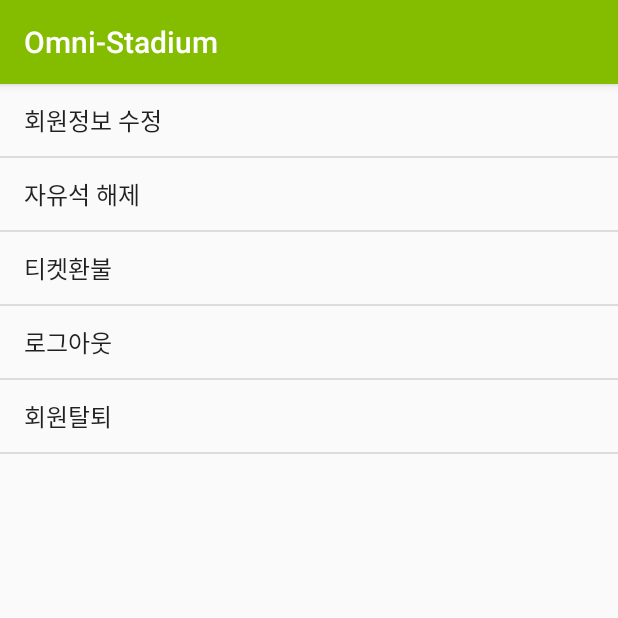
After one commit to MeteorSis/Omni-Stadium--Android, an Android app: the MyPageActivity screen opened directly, with no data from a screen before it, on a phone screen of 412 x 824 dp, the top half of it. The commit adds this screen. Run offline under Robolectric (Android 15) with nearby library versions, the phone set to English and light mode, and no system bars.

Commit message:
make MyPageActivity

```diff
--- a/app/src/main/AndroidManifest.xml
+++ b/app/src/main/AndroidManifest.xml
@@ -68,7 +68,8 @@
             android:screenOrientation="portrait" />
         <activity android:name=".ReservActivity" />
         <activity android:name=".DetailReservActivity" />
-        <activity android:name=".ChickenActivity"></activity>
+        <activity android:name=".ChickenActivity" />
+        <activity android:name=".MyPageActivity" />
     </application>
 
 </manifest>
--- /dev/null
+++ b/app/src/main/java/skhu/cse/network/omni_stadium/MyPageActivity.java
@@ -0,0 +1,36 @@
+package skhu.cse.network.omni_stadium;
+
+import android.support.v7.app.AppCompatActivity;
+import android.os.Bundle;
+import android.view.View;
+import android.widget.AdapterView;
+import android.widget.ArrayAdapter;
+import android.widget.ListView;
+
+public class MyPageActivity extends AppCompatActivity {
+
+    @Override
+    protected void onCreate(Bundle savedInstanceState) {
+        super.onCreate(savedInstanceState);
+        setContentView(R.layout.activity_my_page);
+
+        String[] values = {"회원정보 수정", "자유석 해제", "티켓환불", "로그아웃", "회원탈퇴"};
+
+        ListView lvMyPage = (ListView)findViewById(R.id.lvMyPage);
+
+        ArrayAdapter<String> adapter = new ArrayAdapter<String>(this, android.R.layout.simple_list_item_1, values);
+        lvMyPage.setAdapter(adapter);
+
+        lvMyPage.setOnItemClickListener(new AdapterView.OnItemClickListener() {
+            @Override
+            public void onItemClick(AdapterView<?> parent, View view, int position, long id) {
+                int vid = view.getId();
+
+                switch(vid){
+
+                }
+            }
+        });
+    }
+
+}
--- /dev/null
+++ b/app/src/main/res/layout/activity_my_page.xml
@@ -0,0 +1,8 @@
+<?xml version="1.0" encoding="utf-8"?>
+<ListView xmlns:android="http://schemas.android.com/apk/res/android"
+    xmlns:tools="http://schemas.android.com/tools"
+    android:id="@+id/lvMyPage"
+    android:layout_width="match_parent"
+    android:layout_height="match_parent"
+    tools:context="skhu.cse.network.omni_stadium.MyPageActivity">
+</ListView>
--- a/app/src/main/res/layout/menu_main.xml
+++ b/app/src/main/res/layout/menu_main.xml
@@ -22,6 +22,6 @@
         android:layout_gravity="start"
         android:fitsSystemWindows="true"
         app:headerLayout="@layout/nav_header_menu"
-        app:menu="@menu/menu_main_drawer" />
+        app:menu="@menu/menu_main_drawer"/>
 
 </android.support.v4.widget.DrawerLayout>
--- a/app/src/main/res/layout/nav_header_menu.xml
+++ b/app/src/main/res/layout/nav_header_menu.xml
@@ -19,7 +19,7 @@
         android:layout_alignParentStart="true">
 
         <TextView
-            android:id="@+id/textView"
+            android:id="@+id/tvMemuID"
             android:layout_width="wrap_content"
             android:layout_height="wrap_content"
             android:layout_gravity="center_horizontal"
--- a/app/src/main/res/menu/menu_main_drawer.xml
+++ b/app/src/main/res/menu/menu_main_drawer.xml
@@ -21,6 +21,11 @@
             android:id="@+id/nav_order"
             android:title="식음료 주문 기능"
             android:icon="@drawable/ic_free_breakfast_black_48dp"/>
+
+        <item
+            android:id="@+id/nav_mypage"
+            android:title="내 정보"
+            android:icon="@drawable/ic_settings_black"/>
     </group>
 
 </menu>
```
Also changed, not shown: app/src/main/java/skhu/cse/network/omni_stadium/MenuActivity.java (+19 -1 lines), app/src/main/res/drawable/ic_settings_black.png (added).
